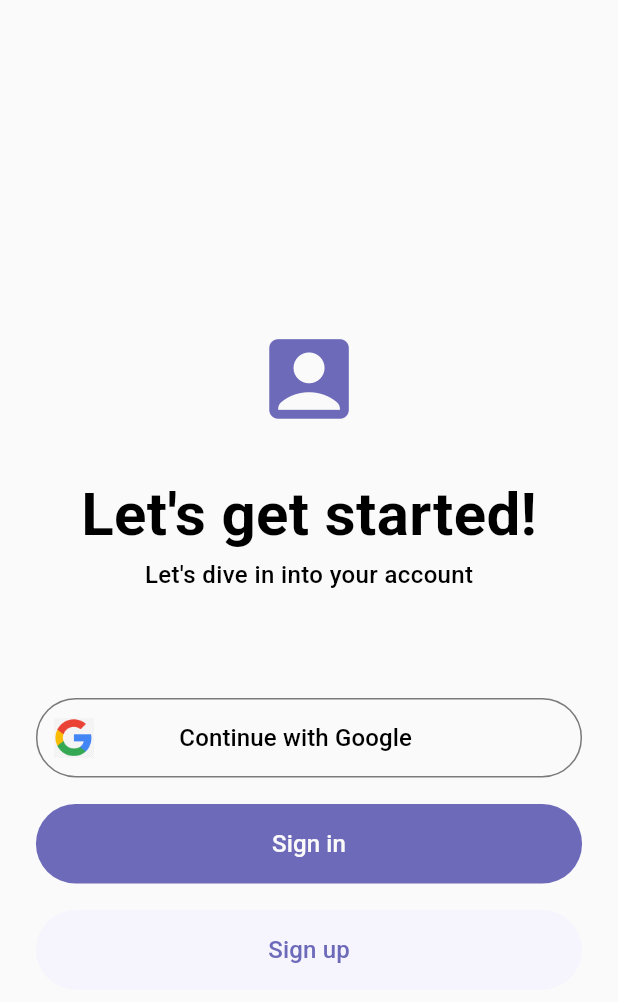
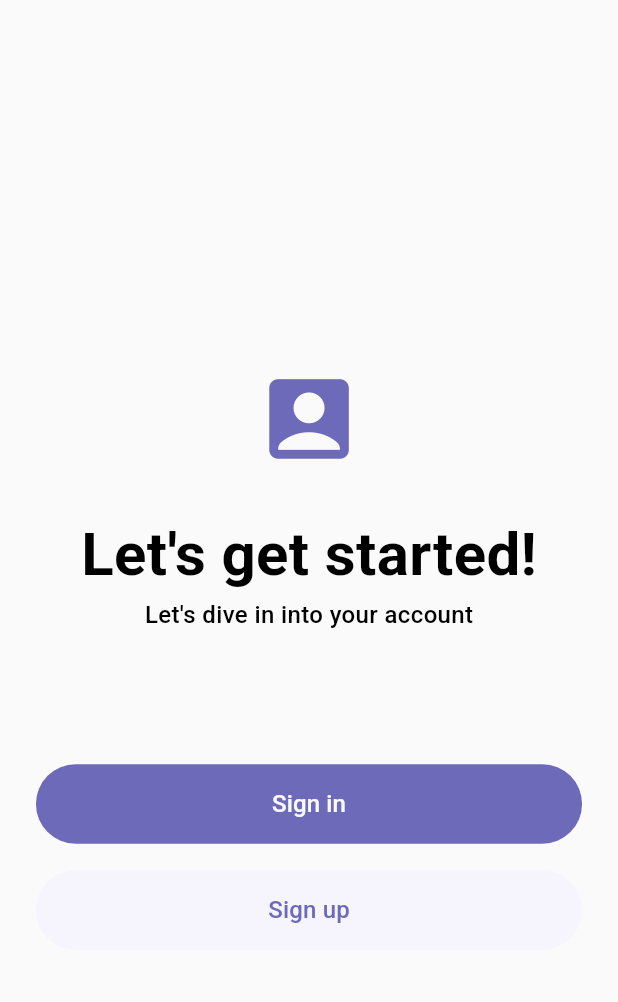
Before and after one commit to d3vvv1/habit_tracker, a Flutter app: the screen it shows after launch, on a phone screen of 412 x 824 dp. Shown: the top 1002 px of the screen. Run offline on Flutter 3.47's test engine with Material 3 defaults, Android fonts, the phone set to English and light mode, and no system bars; our stand-ins replace firebase_auth, firebase_core, flutter_bloc, get_it, go_router; accounts and stored records are empty.

Commit message:
Убрал кнопку с гугл авторизацией

```diff
--- a/lib/core/views/screens/auth_screen.dart
+++ b/lib/core/views/screens/auth_screen.dart
@@ -3,7 +3,6 @@ import 'package:habit_tracker/core/extensions/build_context_extension.dart';
 import 'package:habit_tracker/core/localizations/app_words.dart';
 import 'package:habit_tracker/core/utils/adaptive_val.dart';
 import 'package:habit_tracker/core/views/widgets/custom_app_bar.dart';
-import 'package:habit_tracker/features/auth/presentation/google_sign_in_button.dart';
 import 'package:habit_tracker/features/auth/presentation/sign_in_button.dart';
 import 'package:habit_tracker/features/auth/presentation/sign_up_button.dart';
 
@@ -48,7 +47,7 @@ class AuthScreen extends StatelessWidget {
             SizedBox(
               height: Adaptive.getHeight(80),
             ),
-            const GoogleSingInButton(),
+            //const GoogleSingInButton(),
             SizedBox(
               height: Adaptive.getHeight(20),
             ),
```
